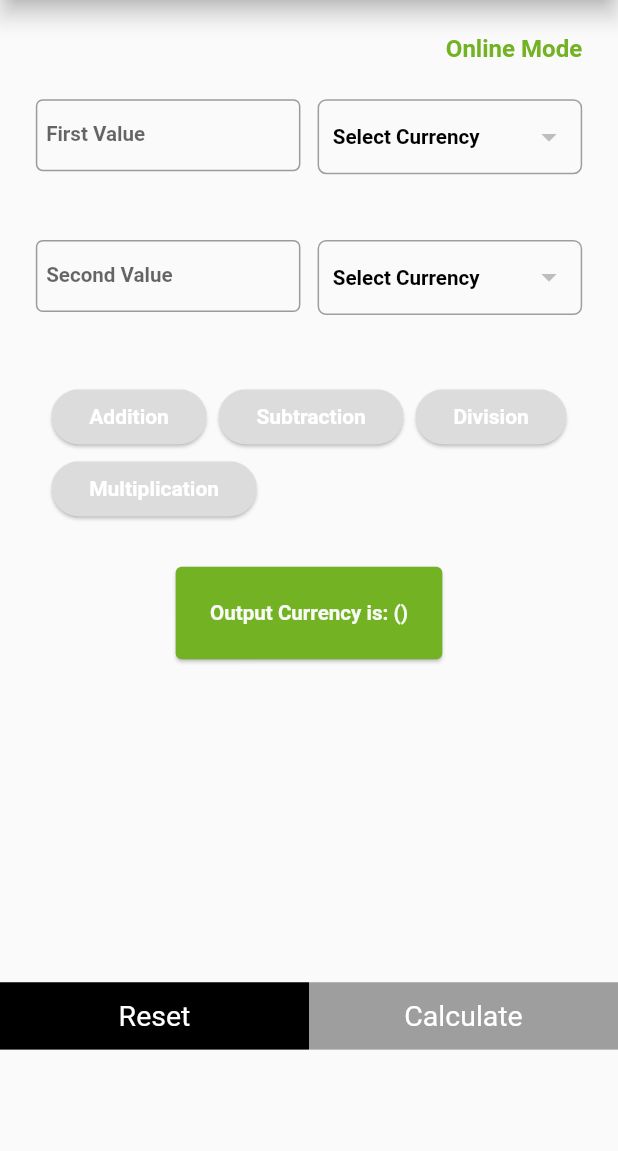
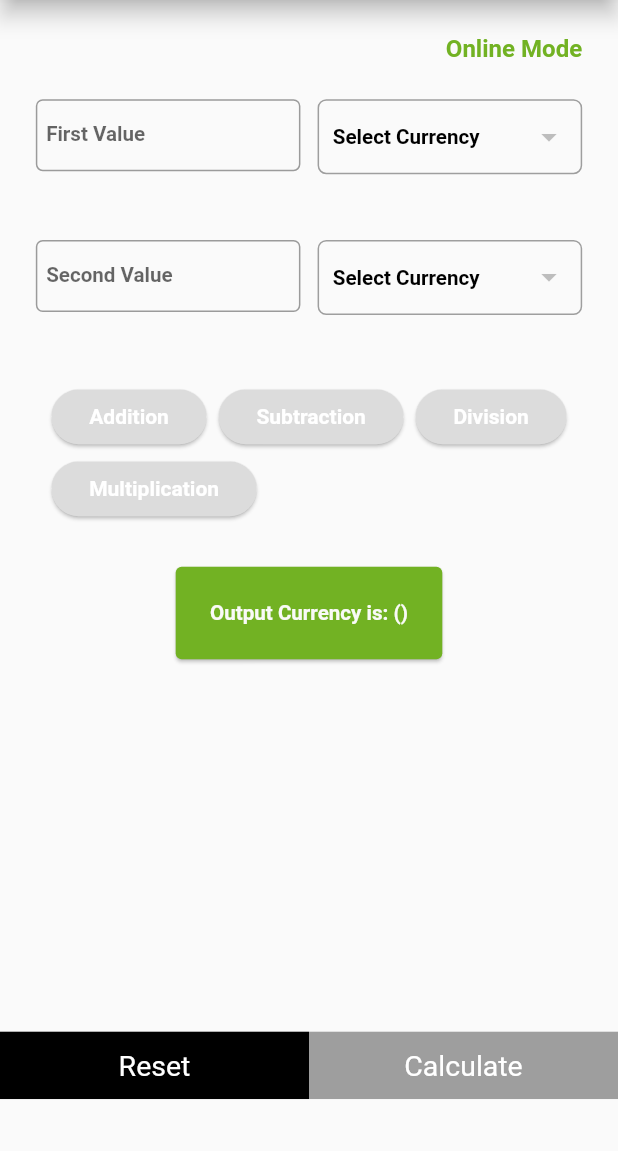
Before and after one commit to mangeshsvk/calculator, a Flutter app: the CalculatorWidget screen opened directly with empty values, on a phone screen of 412 x 824 dp, the part 85-1236 px from its top. Run offline on Flutter 3.47's test engine with Material 2 defaults, Android fonts, the phone set to English and light mode, and no system bars; our stand-ins replace connectivity_plus, dio, equatable, flutter_bloc, flutter_screenutil, get_it and 1 more; accounts and stored records are empty; network calls fail.

Commit message:
Initial Commit

```diff
--- a/lib/views/widgets/calculator_widget.dart
+++ b/lib/views/widgets/calculator_widget.dart
@@ -49,7 +49,7 @@ class CalculatorWidget extends StatelessWidget {
       ),
       body: SingleChildScrollView(
         child: SizedBox(
-          height: 0.85.sh,
+          height: 0.89.sh,
           width: 1.sw,
           child: Column(
             children: [
```
